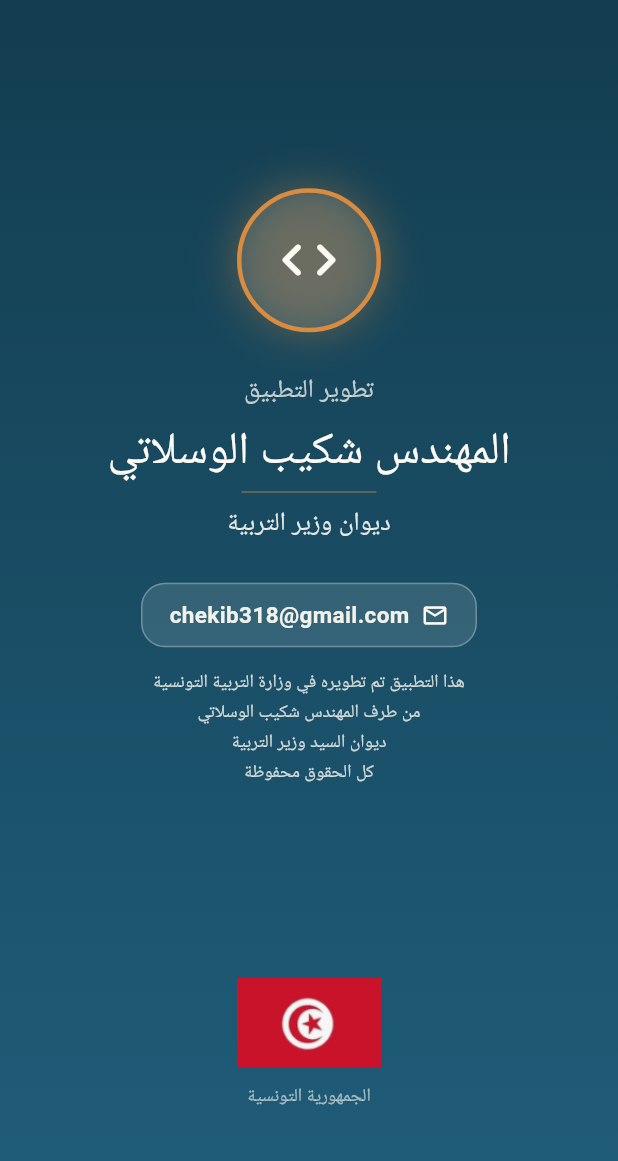
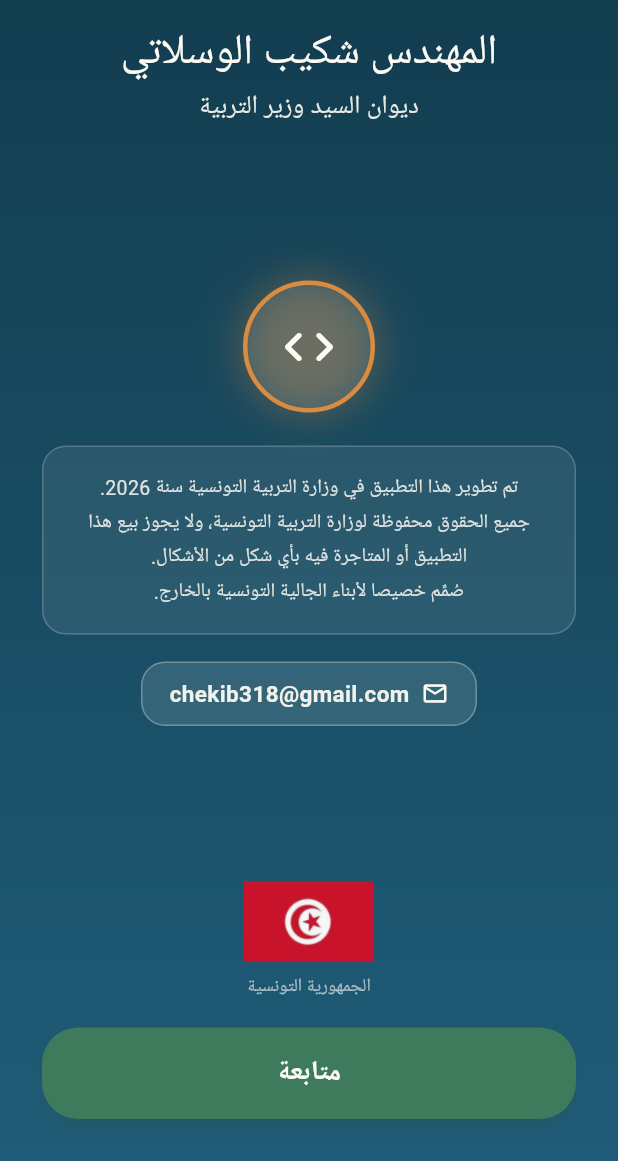
Before and after one commit to chekib318-stack/android1, a Flutter app: the screen it shows after launch, on a phone screen of 412 x 824 dp, the part 75-1236 px from its top. Run offline on Flutter 3.47's test engine with Material 3 defaults, Android fonts, the phone set to English and light mode, and no system bars; our stand-ins replace audioplayers, flutter_tts, google_fonts, shared_preferences, speech_to_text; Roboto replaces fonts that are missing (Cairo, Lalezar, Tajawal).

Commit message:
Add files via upload

```diff
--- a/lib/screens/credits_screen.dart
+++ b/lib/screens/credits_screen.dart
@@ -3,8 +3,9 @@ import '../theme/app_theme.dart';
 import '../widgets/official_badge.dart';
 import 'welcome_name_screen.dart';
 
-/// شاشة تعريفية قصيرة بمطوّر التطبيق، تُعرض مرة واحدة بعد شاشة الترحيب
-/// الرسمية وقبل الدخول لتحديد الفئة العمرية.
+/// شاشة تعريفية بمطوّر التطبيق وحقوق النشر، تُعرض مرة واحدة بعد شاشة
+/// الترحيب الرسمية وقبل الدخول لسؤال الاسم. تنتقل تلقائيا بعد 7 ثوانٍ،
+/// أو فورا عند الضغط على زر "متابعة".
 class CreditsScreen extends StatefulWidget {
   const CreditsScreen({super.key});
 
@@ -29,10 +30,7 @@ class _CreditsScreenState extends State<CreditsScreen> {
   @override
   Widget build(BuildContext context) {
     return Scaffold(
-      body: GestureDetector(
-        onTap: _goNext,
-        behavior: HitTestBehavior.opaque,
-        child: Container(
+      body: Container(
         width: double.infinity,
         height: double.infinity,
         decoration: const BoxDecoration(
@@ -46,14 +44,34 @@ class _CreditsScreenState extends State<CreditsScreen> {
           child: Padding(
             padding: const EdgeInsets.all(28),
             child: Column(
-                mainAxisAlignment: MainAxisAlignment.center,
               children: [
                 const OfficialBadge(light: true, compact: true),
-                  const Spacer(),
-                  // حلقة زخرفية حول أيقونة التطوير
+                const SizedBox(height: 20),
+                // اسم المطوّر مرة واحدة، أعلى الشاشة
+                Text(
+                  'المهندس شكيب الوسلاتي',
+                  textAlign: TextAlign.center,
+                  style: Theme.of(context).textTheme.displayLarge?.copyWith(
+                        fontSize: 28,
+                        color: AppColors.jasmine,
+                      ),
+                ),
+                const SizedBox(height: 6),
+                Text(
+                  'ديوان السيد وزير التربية',
+                  textAlign: TextAlign.center,
+                  style: Theme.of(context).textTheme.bodyLarge?.copyWith(
+                        color: AppColors.jasmine.withOpacity(0.9),
+                      ),
+                ),
+                Expanded(
+                  child: Center(
+                    child: Column(
+                      mainAxisSize: MainAxisSize.min,
+                      children: [
                         Container(
-                    width: 96,
-                    height: 96,
+                          width: 88,
+                          height: 88,
                           decoration: BoxDecoration(
                             shape: BoxShape.circle,
                             color: AppColors.jasmine.withOpacity(0.1),
@@ -67,40 +85,30 @@ class _CreditsScreenState extends State<CreditsScreen> {
                             ],
                           ),
                           alignment: Alignment.center,
-                    child: const Icon(Icons.code_rounded, color: AppColors.jasmine, size: 44),
+                          child: const Icon(Icons.code_rounded, color: AppColors.jasmine, size: 40),
                         ),
-                  const SizedBox(height: 26),
-                  Text(
-                    'تطوير التطبيق',
-                    style: Theme.of(context).textTheme.bodyLarge?.copyWith(
-                          color: AppColors.jasmine.withOpacity(0.75),
-                          letterSpacing: 1.2,
+                        const SizedBox(height: 22),
+                        Container(
+                          padding: const EdgeInsets.symmetric(horizontal: 20, vertical: 16),
+                          decoration: BoxDecoration(
+                            color: AppColors.jasmine.withOpacity(0.08),
+                            borderRadius: BorderRadius.circular(16),
+                            border: Border.all(color: AppColors.jasmine.withOpacity(0.2)),
+                          ),
+                          child: Text(
+                            'تم تطوير هذا التطبيق في وزارة التربية التونسية سنة 2026.\n'
+                            'جميع الحقوق محفوظة لوزارة التربية التونسية، ولا يجوز '
+                            'بيع هذا التطبيق أو المتاجرة فيه بأي شكل من الأشكال.\n'
+                            'صُمِّم خصيصا لأبناء الجالية التونسية بالخارج.',
+                            textAlign: TextAlign.center,
+                            style: TextStyle(
+                              color: AppColors.jasmine.withOpacity(0.85),
+                              fontSize: 13,
+                              height: 1.7,
                             ),
                           ),
-                  const SizedBox(height: 10),
-                  Text(
-                    'المهندس شكيب الوسلاتي',
-                    textAlign: TextAlign.center,
-                    style: Theme.of(context).textTheme.displayLarge?.copyWith(
-                          fontSize: 30,
-                          color: AppColors.jasmine,
                         ),
-                  ),
-                  const SizedBox(height: 8),
-                  Container(
-                    height: 1,
-                    width: 90,
-                    color: AppColors.ochre.withOpacity(0.5),
-                  ),
-                  const SizedBox(height: 8),
-                  Text(
-                    'ديوان وزير التربية',
-                    textAlign: TextAlign.center,
-                    style: Theme.of(context).textTheme.bodyLarge?.copyWith(
-                          color: AppColors.jasmine.withOpacity(0.9),
-                        ),
-                  ),
-                  const SizedBox(height: 26),
+                        const SizedBox(height: 18),
                         Container(
                           padding: const EdgeInsets.symmetric(horizontal: 18, vertical: 10),
                           decoration: BoxDecoration(
@@ -123,20 +131,12 @@ class _CreditsScreenState extends State<CreditsScreen> {
                             ],
                           ),
                         ),
-                  const SizedBox(height: 14),
-                  Text(
-                    'هذا التطبيق تم تطويره في وزارة التربية التونسية\nمن طرف المهندس شكيب الوسلاتي\nديوان السيد وزير التربية\nكل الحقوق محفوظة',
-                    textAlign: TextAlign.center,
-                    style: TextStyle(
-                      color: AppColors.jasmine.withOpacity(0.8),
-                      fontSize: 12,
-                      height: 1.6,
+                      ],
                     ),
                   ),
-                  const Spacer(),
-                  // علم تونس في الأسفل
-                  Image.asset('assets/images/flag_tunisia.png', height: 60),
-                  const SizedBox(height: 10),
+                ),
+                Image.asset('assets/images/flag_tunisia.png', height: 54),
+                const SizedBox(height: 8),
                 Text(
                   'الجمهورية التونسية',
                   style: TextStyle(
@@ -144,9 +144,16 @@ class _CreditsScreenState extends State<CreditsScreen> {
                     fontSize: 12,
                   ),
                 ),
-                  const SizedBox(height: 6),
+                const SizedBox(height: 18),
+                // زر جديد للمواصلة يدويا بعد القراءة، بدل انتظار المؤقت فقط
+                SizedBox(
+                  width: double.infinity,
+                  child: ElevatedButton(
+                    onPressed: _goNext,
+                    child: const Text('متابعة'),
+                  ),
+                ),
               ],
-              ),
             ),
           ),
         ),
--- a/lib/screens/lesson_intro_screen.dart
+++ b/lib/screens/lesson_intro_screen.dart
@@ -63,13 +63,19 @@ class _LessonIntroScreenState extends State<LessonIntroScreen>
     if (_index + 1 < items.length) {
       _goToIndex(_index + 1);
     } else {
-      // انتهت كل المفردات التمهيدية → الانتقال لتمارين الدرس
-      Navigator.of(context).pushReplacement(
-        MaterialPageRoute(
-          builder: (_) => LessonScreen(lesson: widget.lesson, ordinal: widget.ordinal),
-        ),
-      );
+      _goToExercises();
     }
+  }
+
+  Future<void> _goToExercises() async {
+    // انتهت كل المفردات التمهيدية → إعلان صوتي ثم الانتقال لتمارين الدرس
+    await AudioService.instance.speak('سنمر الآن إلى التمارين');
+    if (!mounted) return;
+    Navigator.of(context).pushReplacement(
+      MaterialPageRoute(
+        builder: (_) => LessonScreen(lesson: widget.lesson, ordinal: widget.ordinal),
+      ),
+    );
   }
 
   void _replay() {
--- a/lib/screens/splash_screen.dart
+++ b/lib/screens/splash_screen.dart
@@ -108,7 +108,7 @@ class _SplashScreenState extends State<SplashScreen> {
                 borderRadius: BorderRadius.circular(8),
               ),
               child: const Text(
-                'build v0.9.2+11',
+                'build v0.9.3+12',
                 style: TextStyle(color: Colors.white, fontSize: 12, fontWeight: FontWeight.w700),
               ),
             ),
--- a/lib/widgets/exercise_view.dart
+++ b/lib/widgets/exercise_view.dart
@@ -55,9 +55,9 @@ class _ExerciseViewState extends State<ExerciseView> {
 
   Future<void> _speakPrompt() async {
     final fallbackText = switch (widget.exercise.type) {
-      ExerciseType.listenChoose ||
-      ExerciseType.chooseImage =>
+      ExerciseType.listenChoose =>
         widget.exercise.targetWord ?? widget.exercise.prompt,
+      ExerciseType.chooseImage ||
       ExerciseType.fillBlank ||
       ExerciseType.arrangeWords ||
       ExerciseType.matchPairs =>
--- a/pubspec.yaml
+++ b/pubspec.yaml
@@ -1,7 +1,7 @@
 name: arabia_edu
 description: "Arabia Edu – العربية معي — تطبيق تعليم اللغة العربية لأبناء الجالية التونسية"
 publish_to: 'none'
-version: 0.9.2+11
+version: 0.9.3+12
 
 environment:
   sdk: '>=3.2.0 <4.0.0'
```
Lines whose indentation alone changed are shown as unchanged.
